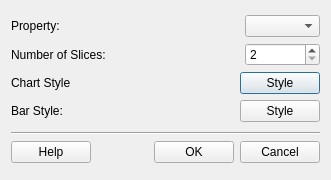
First picture: the form in src/terralib/qt/widgets/charts/ui/histogramCreatorDialog.ui, repository claudiobogossian/terralib5, before the edit.
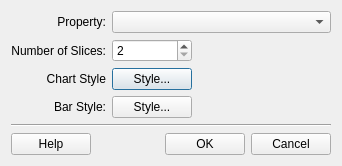
Second picture: the form after the edit.

```diff
--- a/src/terralib/qt/widgets/charts/ui/histogramCreatorDialog.ui
+++ b/src/terralib/qt/widgets/charts/ui/histogramCreatorDialog.ui
@@ -6,8 +6,8 @@
    <rect>
     <x>0</x>
     <y>0</y>
-    <width>331</width>
-    <height>180</height>
+    <width>335</width>
+    <height>170</height>
    </rect>
   </property>
   <property name="sizePolicy">
@@ -16,143 +16,106 @@
     <verstretch>0</verstretch>
    </sizepolicy>
   </property>
-  <property name="minimumSize">
-   <size>
-    <width>331</width>
-    <height>180</height>
-   </size>
-  </property>
-  <property name="maximumSize">
-   <size>
-    <width>331</width>
-    <height>180</height>
-   </size>
-  </property>
   <property name="windowTitle">
    <string>Histogram</string>
   </property>
+  <layout class="QGridLayout" name="gridLayout_5">
+   <property name="sizeConstraint">
+    <enum>QLayout::SetFixedSize</enum>
+   </property>
+   <item row="0" column="0">
+    <layout class="QGridLayout" name="gridLayout_4">
+     <item row="0" column="0">
+      <layout class="QGridLayout" name="gridLayout_3">
+       <item row="0" column="0">
   <layout class="QGridLayout" name="gridLayout">
    <item row="0" column="0">
-    <layout class="QVBoxLayout" name="verticalLayout">
-     <item>
-      <layout class="QHBoxLayout" name="horizontalLayout_3">
-       <item>
         <widget class="QLabel" name="propertyLabel">
+           <property name="maximumSize">
+            <size>
+             <width>100</width>
+             <height>16777215</height>
+            </size>
+           </property>
          <property name="text">
           <string>Property:</string>
          </property>
-        </widget>
-       </item>
-       <item>
-        <spacer name="horizontalSpacer_2">
-         <property name="orientation">
-          <enum>Qt::Horizontal</enum>
-         </property>
-         <property name="sizeHint" stdset="0">
-          <size>
-           <width>40</width>
-           <height>20</height>
-          </size>
-         </property>
-        </spacer>
-       </item>
-       <item>
-        <widget class="QComboBox" name="m_propertyComboBox">
-         <property name="sizePolicy">
-          <sizepolicy hsizetype="Preferred" vsizetype="Fixed">
-           <horstretch>0</horstretch>
-           <verstretch>0</verstretch>
-          </sizepolicy>
-         </property>
-         <property name="minimumSize">
-          <size>
-           <width>75</width>
-           <height>20</height>
-          </size>
-         </property>
-        </widget>
-       </item>
-      </layout>
-     </item>
-     <item>
-      <layout class="QHBoxLayout" name="horizontalLayout_5">
-       <item>
+           <property name="alignment">
+            <set>Qt::AlignRight|Qt::AlignTrailing|Qt::AlignVCenter</set>
+           </property>
+          </widget>
+         </item>
+         <item row="1" column="0">
         <widget class="QLabel" name="slicesLabel">
+           <property name="maximumSize">
+            <size>
+             <width>100</width>
+             <height>16777215</height>
+            </size>
+           </property>
          <property name="text">
           <string>Number of Slices:</string>
          </property>
-        </widget>
-       </item>
-       <item>
-        <spacer name="horizontalSpacer_3">
-         <property name="orientation">
-          <enum>Qt::Horizontal</enum>
-         </property>
-         <property name="sizeHint" stdset="0">
-          <size>
-           <width>40</width>
-           <height>20</height>
-          </size>
-         </property>
-        </spacer>
-       </item>
-       <item>
-        <widget class="QSpinBox" name="m_slicesSpinBox">
-         <property name="minimumSize">
-          <size>
-           <width>75</width>
-           <height>20</height>
-          </size>
-         </property>
-         <property name="minimum">
-          <number>2</number>
-         </property>
-        </widget>
-       </item>
-      </layout>
-     </item>
-     <item>
-      <layout class="QHBoxLayout" name="horizontalLayout_2">
-       <item>
+           <property name="alignment">
+            <set>Qt::AlignRight|Qt::AlignTrailing|Qt::AlignVCenter</set>
+           </property>
+          </widget>
+         </item>
+         <item row="2" column="0">
         <widget class="QLabel" name="styleLabel">
+           <property name="maximumSize">
+            <size>
+             <width>100</width>
+             <height>16777215</height>
+            </size>
+           </property>
          <property name="text">
           <string>Chart Style</string>
          </property>
-        </widget>
-       </item>
-       <item>
-        <spacer name="horizontalSpacer_4">
-         <property name="orientation">
-          <enum>Qt::Horizontal</enum>
-         </property>
-         <property name="sizeHint" stdset="0">
-          <size>
-           <width>40</width>
-           <height>20</height>
-          </size>
-         </property>
-        </spacer>
-       </item>
-       <item>
-        <widget class="QPushButton" name="m_stylePushButton">
-         <property name="text">
-          <string>Style</string>
-         </property>
-        </widget>
-       </item>
-      </layout>
-     </item>
-     <item>
-      <layout class="QHBoxLayout" name="horizontalLayout_4">
-       <item>
+           <property name="alignment">
+            <set>Qt::AlignRight|Qt::AlignTrailing|Qt::AlignVCenter</set>
+           </property>
+          </widget>
+         </item>
+         <item row="3" column="0">
         <widget class="QLabel" name="barStyleLabel">
+           <property name="maximumSize">
+            <size>
+             <width>100</width>
+             <height>16777215</height>
+            </size>
+           </property>
          <property name="text">
           <string>Bar Style:</string>
          </property>
-        </widget>
-       </item>
-       <item>
-        <spacer name="horizontalSpacer_8">
+           <property name="alignment">
+            <set>Qt::AlignRight|Qt::AlignTrailing|Qt::AlignVCenter</set>
+           </property>
+          </widget>
+         </item>
+        </layout>
+       </item>
+       <item row="0" column="1">
+        <layout class="QGridLayout" name="gridLayout_2">
+         <item row="0" column="0" colspan="2">
+          <widget class="QComboBox" name="m_propertyComboBox">
+           <property name="sizePolicy">
+            <sizepolicy hsizetype="Preferred" vsizetype="Fixed">
+             <horstretch>0</horstretch>
+             <verstretch>0</verstretch>
+            </sizepolicy>
+           </property>
+          </widget>
+         </item>
+         <item row="1" column="0">
+          <widget class="QSpinBox" name="m_slicesSpinBox">
+           <property name="minimum">
+            <number>2</number>
+           </property>
+          </widget>
+         </item>
+         <item row="1" column="1">
+          <spacer name="horizontalSpacer_2">
          <property name="orientation">
           <enum>Qt::Horizontal</enum>
          </property>
@@ -164,18 +127,45 @@
          </property>
         </spacer>
        </item>
-       <item>
+         <item row="2" column="0">
+          <widget class="QPushButton" name="m_stylePushButton">
+           <property name="text">
+            <string>Style...</string>
+           </property>
+          </widget>
+         </item>
+         <item row="2" column="1">
+          <spacer name="horizontalSpacer_3">
+           <property name="orientation">
+            <enum>Qt::Horizontal</enum>
+           </property>
+           <property name="sizeHint" stdset="0">
+            <size>
+             <width>40</width>
+             <height>20</height>
+            </size>
+           </property>
+          </spacer>
+         </item>
+         <item row="3" column="0">
         <widget class="QPushButton" name="m_barStylePushButton">
-         <property name="minimumSize">
+           <property name="text">
+            <string>Style...</string>
+           </property>
+          </widget>
+         </item>
+         <item row="3" column="1">
+          <spacer name="horizontalSpacer_4">
+           <property name="orientation">
+            <enum>Qt::Horizontal</enum>
+           </property>
+           <property name="sizeHint" stdset="0">
           <size>
-           <width>75</width>
+             <width>40</width>
            <height>20</height>
           </size>
          </property>
-         <property name="text">
-          <string>Style</string>
-         </property>
-        </widget>
+          </spacer>
        </item>
       </layout>
      </item>
@@ -231,6 +221,8 @@
           <string>Cancel</string>
          </property>
         </widget>
+         </item>
+        </layout>
        </item>
       </layout>
      </item>
```
Lines whose indentation alone changed are shown as unchanged.
